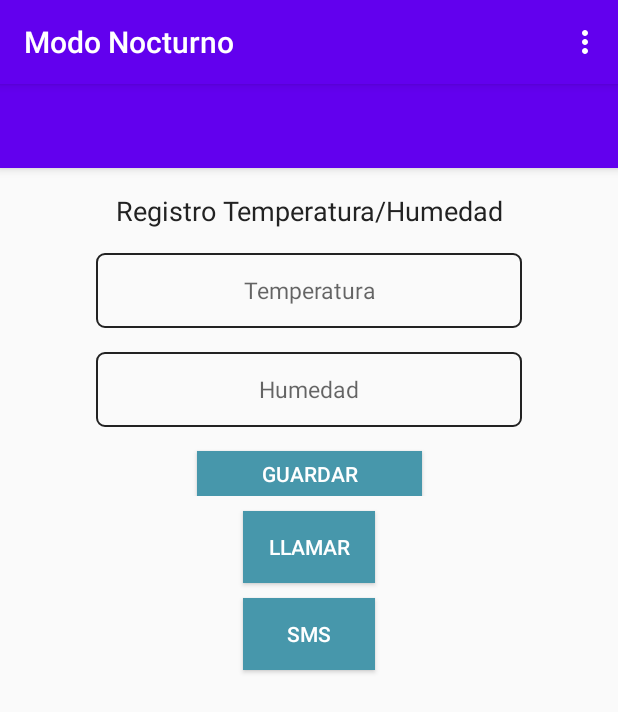
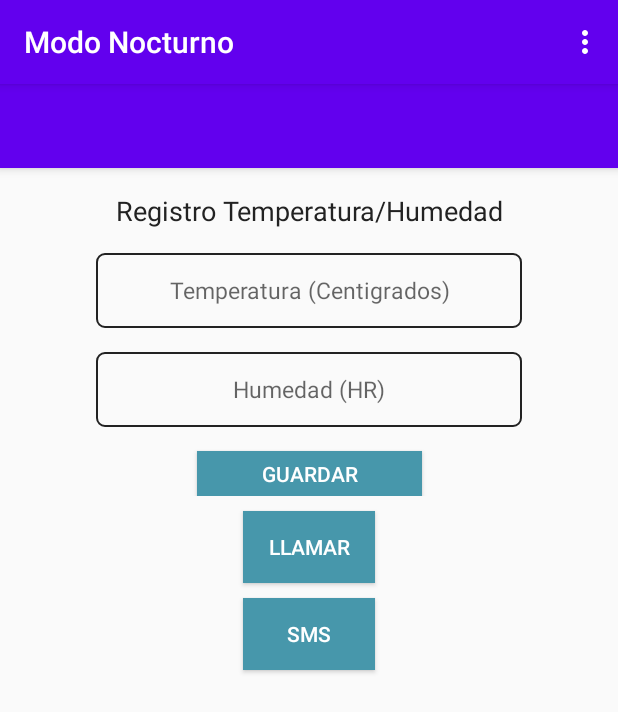
Before and after one commit to WenSosa/FinalProyecto, an Android app: the fragment NocturnoFragment placed in its activity, on a phone screen of 412 x 824 dp. Shown: the top 712 px of the screen. Run offline under Robolectric (Android 15) with nearby library versions, the phone set to English and light mode, and no system bars; our stand-ins replace Firebase (no records; nobody signed in at launch, a user with empty details on screens opened directly), Picasso, RxJava.

Commit message:
Llamada y Mensaje Modo Nocturno v2

```diff
--- a/app/src/main/java/com/andrea/finalproyectott/fragments/NocturnoFragment.kt
+++ b/app/src/main/java/com/andrea/finalproyectott/fragments/NocturnoFragment.kt
@@ -65,7 +65,7 @@ class NocturnoFragment : Fragment() {
             val Temp= binding.editTextTemp.text.toString().toInt()
             val Hum= binding.editTextHumedad.text.toString().toInt()
 
-            if(Temp>=50 && Hum>=50){
+            if(Temp>=35 && Hum>=30){
                 getActivity()?.toast("Entra")
                 startCall()
                 sendSMS()
--- a/app/src/main/java/com/andrea/finalproyectott/fragments/PerfilFragment.kt
+++ b/app/src/main/java/com/andrea/finalproyectott/fragments/PerfilFragment.kt
@@ -1,29 +1,32 @@
 package com.andrea.finalproyectott.fragments
 
+import android.content.DialogInterface
 import android.os.Bundle
 import android.util.Log
 import androidx.fragment.app.Fragment
 import android.view.LayoutInflater
 import android.view.View
 import android.view.ViewGroup
+import androidx.appcompat.app.AlertDialog
 import androidx.recyclerview.widget.DefaultItemAnimator
 import androidx.recyclerview.widget.LinearLayoutManager
 import com.andrea.finalproyectott.R
 import com.andrea.finalproyectott.utils.RxBus
 import com.andrea.finalproyectott.adapters.ProfileAdapter
 import com.andrea.finalproyectott.databinding.FragmentPerfilBinding
-import com.andrea.finalproyectott.dialogues.ProfileDialog
 import com.andrea.finalproyectott.models.NewProfileEvent
 import com.andrea.finalproyectott.models.Profile
+import com.andrea.finalproyectott.models.Sugerencias
 import com.andrea.finalproyectott.toast
 import com.google.firebase.auth.FirebaseAuth
 import com.google.firebase.auth.FirebaseUser
 import com.google.firebase.firestore.*
+import com.google.firebase.firestore.ktx.firestore
+import com.google.firebase.ktx.Firebase
 import io.reactivex.disposables.Disposable
 import java.util.EventListener
 import kotlin.collections.ArrayList
 import kotlin.collections.HashMap
-import kotlin.math.log
 
 class PerfilFragment : Fragment() {
 
@@ -41,6 +44,8 @@ class PerfilFragment : Fragment() {
     private var profileSubscription: ListenerRegistration? = null
     private lateinit var profileBusListener :  Disposable //No se que le movi xD
 
+    private lateinit var mensaje :String
+
     private var _binding: FragmentPerfilBinding? = null
     private val binding get() = _binding!!
 
@@ -56,10 +61,10 @@ class PerfilFragment : Fragment() {
         setUpCurrentUser()
 
         setUpReciclerView()
-        //setUpProfileButton()
 
         subscribeToProfiles()
         subscribeToNewProfiles()
+        inicializarContacto(view)
         return view
     }
 
@@ -81,12 +86,6 @@ class PerfilFragment : Fragment() {
         binding.recyclerViewProfile.adapter =adapter
     }
 
-
-    /*fun setUpProfileButton(){
-        binding.editProfile.setOnClickListener{ProfileDialog().show(
-            fragmentManager!!,"")}
-    }*/
-
     private fun saveProfile(profile: Profile){
         val newProfile = HashMap<String, Any>()
         newProfile["Nombre"] =profile.Nombre
@@ -103,6 +102,50 @@ class PerfilFragment : Fragment() {
             .addOnFailureListener{
                 requireActivity().toast("Error, intenta de nuevo")
             }
+    }
+
+    private fun inicializarContacto(view: View) {
+        val db = Firebase.firestore
+
+        val docRef = db.collection("Sugerencias")
+        docRef.get()
+            .addOnSuccessListener { document ->
+                if (document != null) {
+                    val lista: ArrayList<Sugerencias> = ArrayList()
+                    val sugerencia = document.toObjects(Sugerencias::class.java)
+                    lista.addAll(sugerencia)
+                    if (lista.size > 0) {
+                        val rnds = (0..lista.size).random()
+                        Log.d("ALO", "a: "+lista[rnds].Mensaje)
+                        basicAlert(view,lista[rnds].Mensaje)
+                    } else {
+                        Log.d("ALO", "No such document")
+                    }
+                } else {
+                    Log.d("ALO", "No such document")
+                }
+            }
+            .addOnFailureListener { exception ->
+                Log.d("ALO", "get failed with ", exception)
+            }
+    }
+    val positiveButtonClick = { dialog: DialogInterface, which: Int ->
+
+    }
+
+    fun basicAlert(view: View, mensaje: String){
+
+        val builder = AlertDialog.Builder(view.context)
+
+        with(builder)
+        {
+            setTitle("Recomendaciones")
+            setMessage(mensaje)
+            setPositiveButton("OK", DialogInterface.OnClickListener(function = positiveButtonClick))
+            show()
+        }
+
+
     }
 
     private fun subscribeToProfiles(){
--- /dev/null
+++ b/app/src/main/java/com/andrea/finalproyectott/models/Sugerencias.kt
@@ -0,0 +1,5 @@
+package com.andrea.finalproyectott.models
+
+data class Sugerencias(
+       var Mensaje : String = ""
+)
--- a/app/src/main/res/layout/fragment_nocturno.xml
+++ b/app/src/main/res/layout/fragment_nocturno.xml
@@ -40,7 +40,7 @@
             android:textAlignment="center"
             android:textColor="@color/colorTextBlack"
             android:background="@drawable/edittext_rounded_ligth"
-            android:hint="Temperatura"
+            android:hint="Temperatura (Centigrados)"
             android:paddingLeft="@dimen/login_edit_text_space"
             android:paddingRight="@dimen/login_edit_text_space"
             android:textSize="@dimen/login_text_size"
@@ -62,7 +62,7 @@
             android:textAlignment="center"
             android:textColor="@color/colorTextBlack"
             android:background="@drawable/edittext_rounded_ligth"
-            android:hint="Humedad"
+            android:hint="Humedad (HR)"
             android:paddingLeft="@dimen/login_edit_text_space"
             android:paddingRight="@dimen/login_edit_text_space"
             android:textSize="@dimen/login_text_size"
```
Also changed, not shown: app/src/main/java/com/andrea/finalproyectott/dialogues/ProfileDialog.kt (+3 -13 lines).
